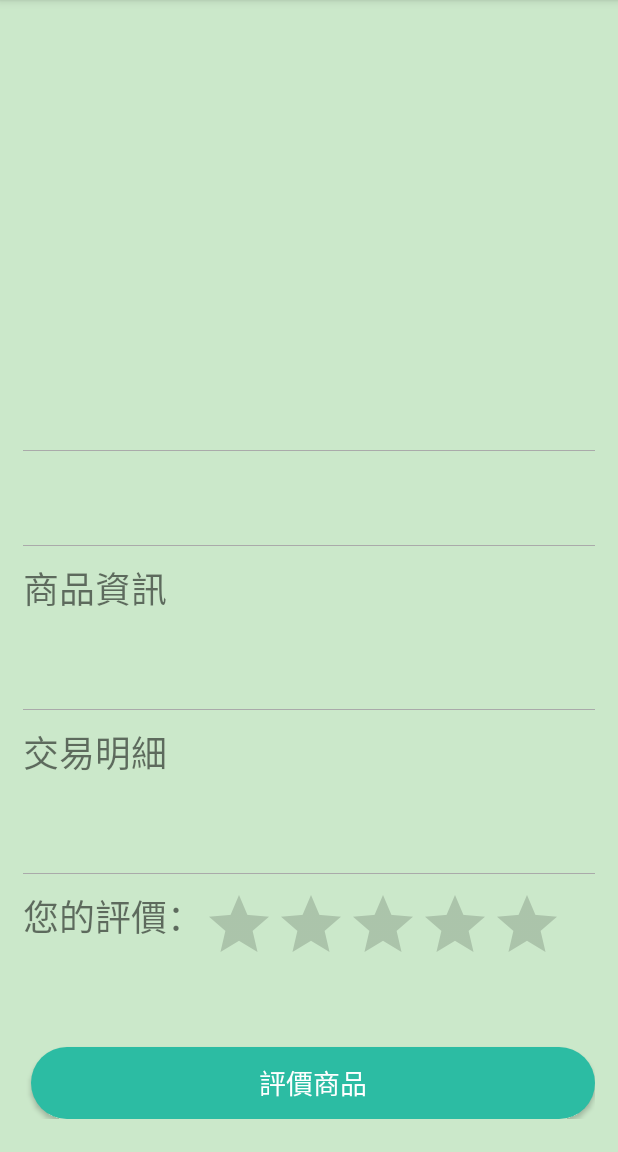
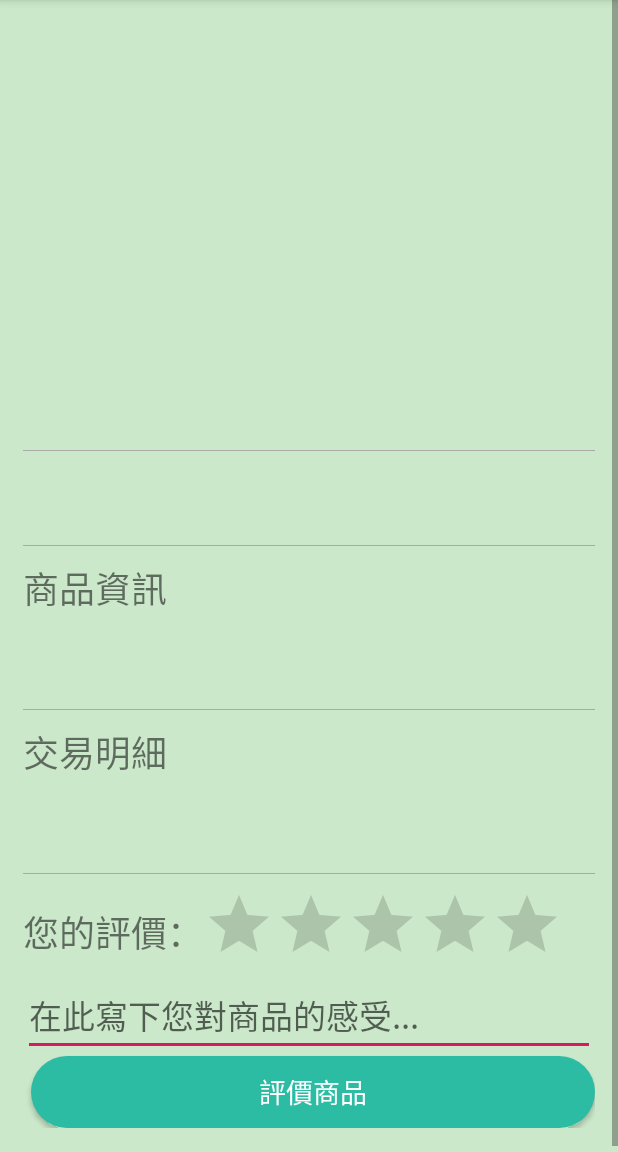
Before and after one commit to ericbig66/Hapyy-Coin-Client-Remaster, an Android app: the eval_product screen opened directly, with no data from a screen before it, on a phone screen of 412 x 824 dp, the part 84-1236 px from its top. Run offline under Robolectric (Android 15) with nearby library versions, the light colour scheme and no system bars.

Commit message:
評分功能建置中 建立評分詳細頁面

```diff
--- a/app/src/main/res/layout/layout_eval_product.xml
+++ b/app/src/main/res/layout/layout_eval_product.xml
@@ -120,6 +120,7 @@
                     android:id="@+id/textView4"
                     android:layout_width="wrap_content"
                     android:layout_height="wrap_content"
+                    android:layout_gravity="center_vertical"
                     android:minWidth="40sp"
                     android:text="您的評價："
                     android:textSize="24sp" />
@@ -129,6 +130,7 @@
                     style="@style/Widget.AppCompat.RatingBar"
                     android:layout_width="wrap_content"
                     android:layout_height="wrap_content"
+                    android:layout_gravity="center_vertical"
                     android:accessibilityLiveRegion="polite"
                     android:indeterminate="false"
                     android:max="5"
@@ -137,14 +139,15 @@
             </LinearLayout>
 
             <EditText
-                android:id="@+id/Qt"
-                android:layout_width="0dp"
-                android:layout_height="match_parent"
-                android:layout_weight="0.4"
-                android:ems="3"
-                android:hint="數量"
-                android:inputType="number"
-                android:textAlignment="center" />
+                android:id="@+id/comment"
+                android:layout_width="match_parent"
+                android:layout_height="wrap_content"
+                android:layout_weight="0"
+                android:ems="10"
+                android:gravity="start|top"
+                android:hint="在此寫下您對商品的感受..."
+                android:inputType="textMultiLine"
+                android:textSize="22sp" />
 
             <Button
                 android:id="@+id/btnBuy"
```
